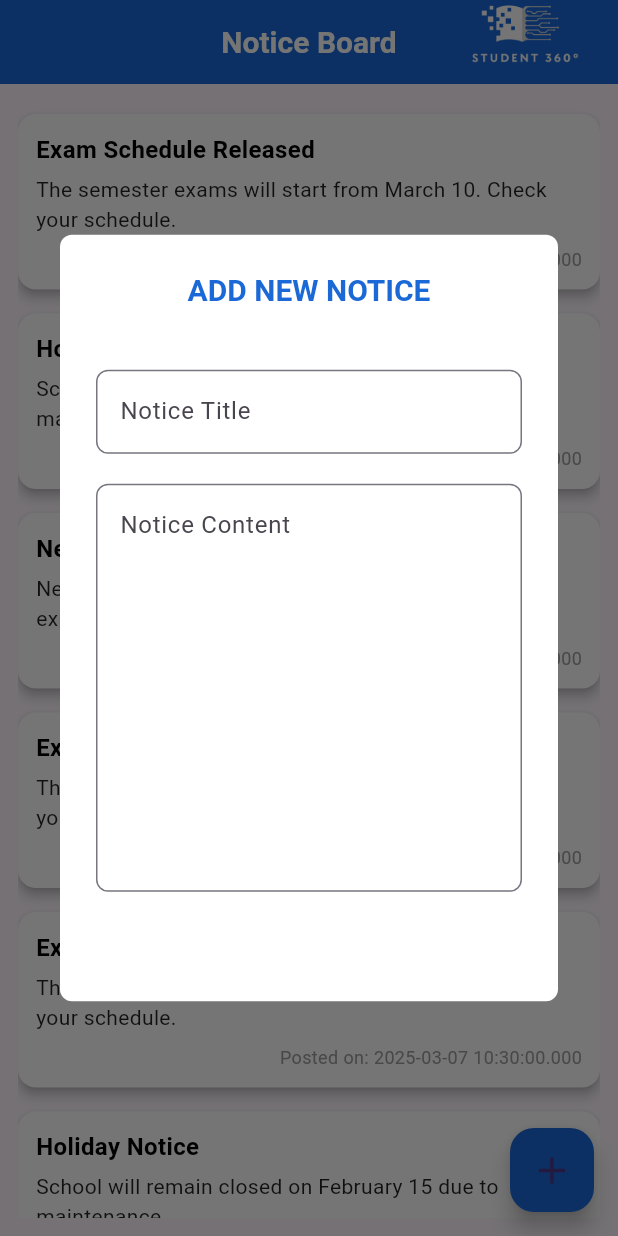
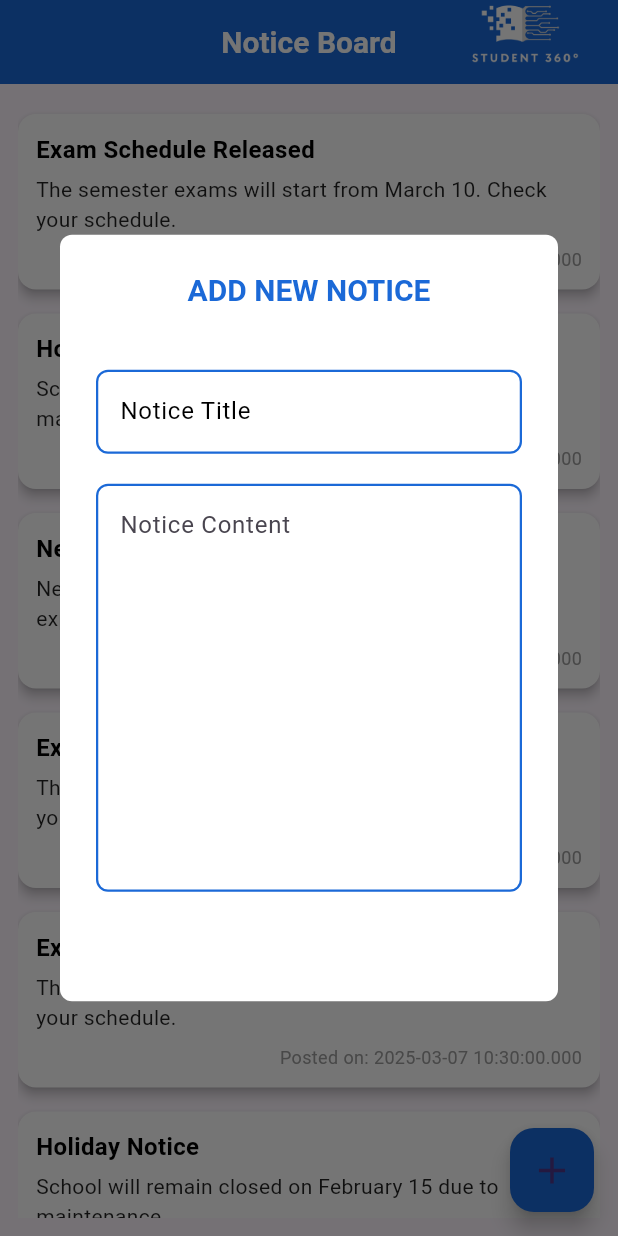
Before and after one commit to Dimath-Ranasinghe/Student_360, a Flutter app: the screen it shows after launch, after a tap on the "add" icon, on a phone screen of 412 x 824 dp. Run offline on Flutter 3.47's test engine with Material 3 defaults, Android fonts, the phone set to English and light mode, and no system bars.

Commit message:
Added styles to TextFields

```diff
--- a/lib/TeacherNoticeBoard/teacher_notice_page.dart
+++ b/lib/TeacherNoticeBoard/teacher_notice_page.dart
@@ -42,9 +42,16 @@ class _NoticeBoardState extends State<TeacherNoticePage> {
                   controller: titleController,
                   decoration: InputDecoration(
                       labelText: "Notice Title",
-                      border: OutlineInputBorder(
-                          borderRadius: BorderRadius.circular(8)
-                      )
+                      labelStyle: TextStyle(color: Colors.black),
+                      floatingLabelStyle: TextStyle(color: Color.fromRGBO(27, 105, 215, 1)),
+                      enabledBorder: OutlineInputBorder(
+                        borderRadius: BorderRadius.circular(8),
+                        borderSide: BorderSide(color: Color.fromRGBO(27, 105, 215, 1), width: 1.5),
+                      ),
+                    focusedBorder: OutlineInputBorder(
+                      borderRadius: BorderRadius.circular(8),
+                      borderSide: BorderSide(color: Color.fromRGBO(27, 105, 215, 1),width: 1.7),
+                    )
                   ),
                 ),
                 SizedBox(height: 20),
@@ -53,9 +60,14 @@ class _NoticeBoardState extends State<TeacherNoticePage> {
                   maxLines: 10,
                   decoration: InputDecoration(
                       hintText: "Notice Content",
-                      border: OutlineInputBorder(
-                          borderRadius: BorderRadius.circular(8)
-                      )
+                      enabledBorder: OutlineInputBorder(
+                        borderRadius: BorderRadius.circular(8),
+                        borderSide: BorderSide(color: Color.fromRGBO(27, 105, 215, 1), width: 1.5)
+                      ),
+                    focusedBorder: OutlineInputBorder(
+                      borderRadius: BorderRadius.circular(8),
+                      borderSide: BorderSide(color: Color.fromRGBO(27, 105, 215, 1),width: 1.7)
+                    )
                   ),
                 )
               ],
```
